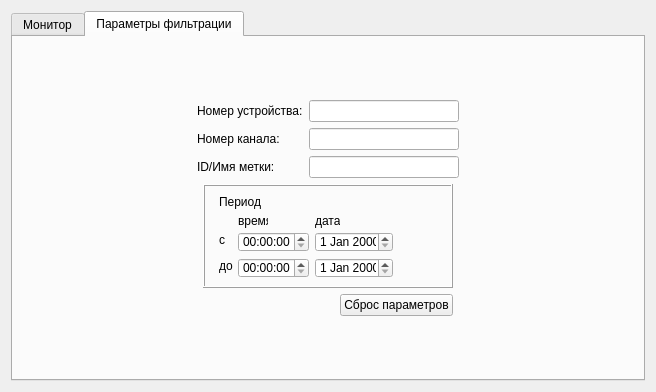
This is audit/audit/ui/monitor_window.ui in BACuTPOH/r245 as Qt 5 draws it before an edit. The edited form follows.
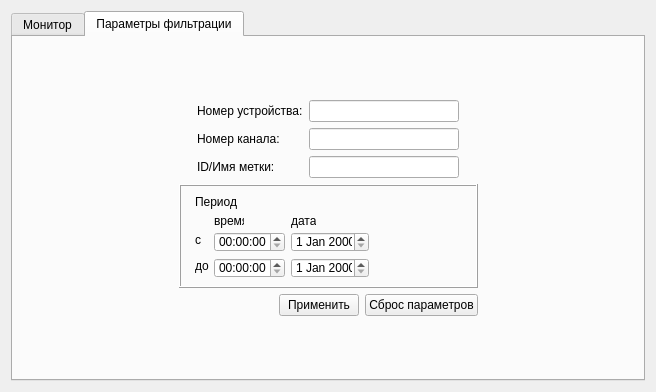
This is the edited form. The open tabs and pages were chosen to show the change.

The edit to the form file:
```diff
--- a/audit/audit/ui/monitor_window.ui
+++ b/audit/audit/ui/monitor_window.ui
@@ -322,7 +322,17 @@
               </spacer>
              </item>
              <item>
-              <widget class="QPushButton" name="pushButton_4">
+              <layout class="QHBoxLayout" name="horizontalLayout_5"/>
+             </item>
+             <item>
+              <widget class="QPushButton" name="applyFilterBtn">
+               <property name="text">
+                <string>Применить</string>
+               </property>
+              </widget>
+             </item>
+             <item>
+              <widget class="QPushButton" name="resetFilterBtn">
                <property name="text">
                 <string>Сброс параметров</string>
                </property>
```
Left out of the diff: 20 changed lines with no effect on the pictures.
